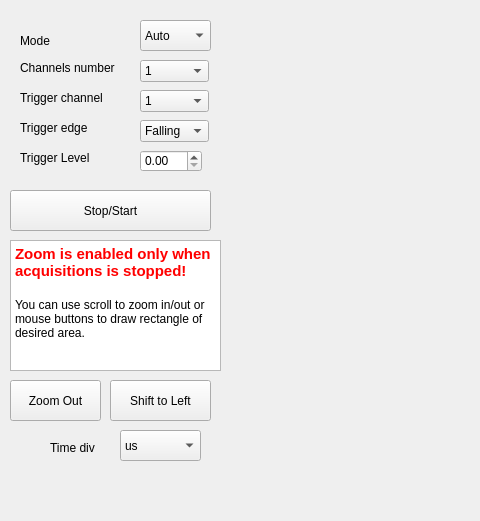
First picture: the form in Oscilloscope_App/MainWindow.ui, repository wierzba100/raspberry-pi-pico-oscilloscope, before the edit; both pictures show x 0 to 480 and y 0 to 521 of the 1488 by 792 pixel window.
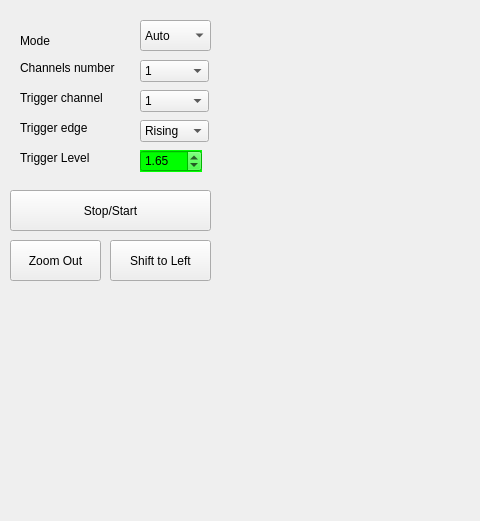
Second picture: the form after the edit. Custom widgets are drawn as their Qt base class.

Patch:
```diff
--- a/Oscilloscope_App/MainWindow.ui
+++ b/Oscilloscope_App/MainWindow.ui
@@ -144,6 +144,9 @@
       <height>22</height>
      </rect>
     </property>
+    <property name="currentIndex">
+     <number>1</number>
+    </property>
     <item>
      <property name="text">
       <string>Falling</string>
@@ -164,12 +167,21 @@
       <height>22</height>
      </rect>
     </property>
+    <property name="autoFillBackground">
+     <bool>true</bool>
+    </property>
+    <property name="styleSheet">
+     <string notr="true">background-color: rgb(0, 255, 0);</string>
+    </property>
     <property name="maximum">
      <double>3.300000000000000</double>
     </property>
     <property name="singleStep">
      <double>0.010000000000000</double>
     </property>
+    <property name="value">
+     <double>1.650000000000000</double>
+    </property>
    </widget>
    <widget class="QLabel" name="label_5">
     <property name="geometry">
@@ -207,33 +219,11 @@
      </rect>
     </property>
    </widget>
-   <widget class="QTextEdit" name="textEdit">
-    <property name="geometry">
-     <rect>
-      <x>10</x>
-      <y>240</y>
-      <width>211</width>
-      <height>131</height>
-     </rect>
-    </property>
-    <property name="html">
-     <string>&lt;!DOCTYPE HTML PUBLIC &quot;-//W3C//DTD HTML 4.0//EN&quot; &quot;http://www.w3.org/TR/REC-html40/strict.dtd&quot;&gt;
-&lt;html&gt;&lt;head&gt;&lt;meta name=&quot;qrichtext&quot; content=&quot;1&quot; /&gt;&lt;meta charset=&quot;utf-8&quot; /&gt;&lt;style type=&quot;text/css&quot;&gt;
-p, li { white-space: pre-wrap; }
-hr { height: 1px; border-width: 0; }
-li.unchecked::marker { content: &quot;\2610&quot;; }
-li.checked::marker { content: &quot;\2612&quot;; }
-&lt;/style&gt;&lt;/head&gt;&lt;body style=&quot; font-family:'Segoe UI'; font-size:9pt; font-weight:400; font-style:normal;&quot;&gt;
-&lt;p style=&quot; margin-top:0px; margin-bottom:0px; margin-left:0px; margin-right:0px; -qt-block-indent:0; text-indent:0px;&quot;&gt;&lt;span style=&quot; font-size:11pt; font-weight:700; color:#ff0000;&quot;&gt;Zoom is enabled only when acquisitions is stopped!&lt;/span&gt;&lt;/p&gt;
-&lt;p style=&quot;-qt-paragraph-type:empty; margin-top:0px; margin-bottom:0px; margin-left:0px; margin-right:0px; -qt-block-indent:0; text-indent:0px; font-size:11pt; font-weight:700; color:#ff0000;&quot;&gt;&lt;br /&gt;&lt;/p&gt;
-&lt;p style=&quot; margin-top:0px; margin-bottom:0px; margin-left:0px; margin-right:0px; -qt-block-indent:0; text-indent:0px;&quot;&gt;You can use scroll to zoom in/out or mouse buttons to draw rectangle of desired area.&lt;/p&gt;&lt;/body&gt;&lt;/html&gt;</string>
-    </property>
-   </widget>
    <widget class="QPushButton" name="zoomOutpushBtn">
     <property name="geometry">
      <rect>
       <x>10</x>
-      <y>380</y>
+      <y>240</y>
       <width>91</width>
       <height>41</height>
      </rect>
@@ -246,7 +236,7 @@
     <property name="geometry">
      <rect>
       <x>110</x>
-      <y>380</y>
+      <y>240</y>
       <width>101</width>
       <height>41</height>
      </rect>
@@ -255,39 +245,6 @@
      <string>Shift to Left</string>
     </property>
    </widget>
-   <widget class="QComboBox" name="timeCmbBox">
-    <property name="geometry">
-     <rect>
-      <x>120</x>
-      <y>430</y>
-      <width>81</width>
-      <height>31</height>
-     </rect>
-    </property>
-    <item>
-     <property name="text">
-      <string>us</string>
-     </property>
-    </item>
-    <item>
-     <property name="text">
-      <string>ms</string>
-     </property>
-    </item>
-   </widget>
-   <widget class="QLabel" name="label_6">
-    <property name="geometry">
-     <rect>
-      <x>50</x>
-      <y>440</y>
-      <width>51</width>
-      <height>16</height>
-     </rect>
-    </property>
-    <property name="text">
-     <string>Time div</string>
-    </property>
-   </widget>
   </widget>
   <widget class="QMenuBar" name="menubar">
    <property name="geometry">
```
